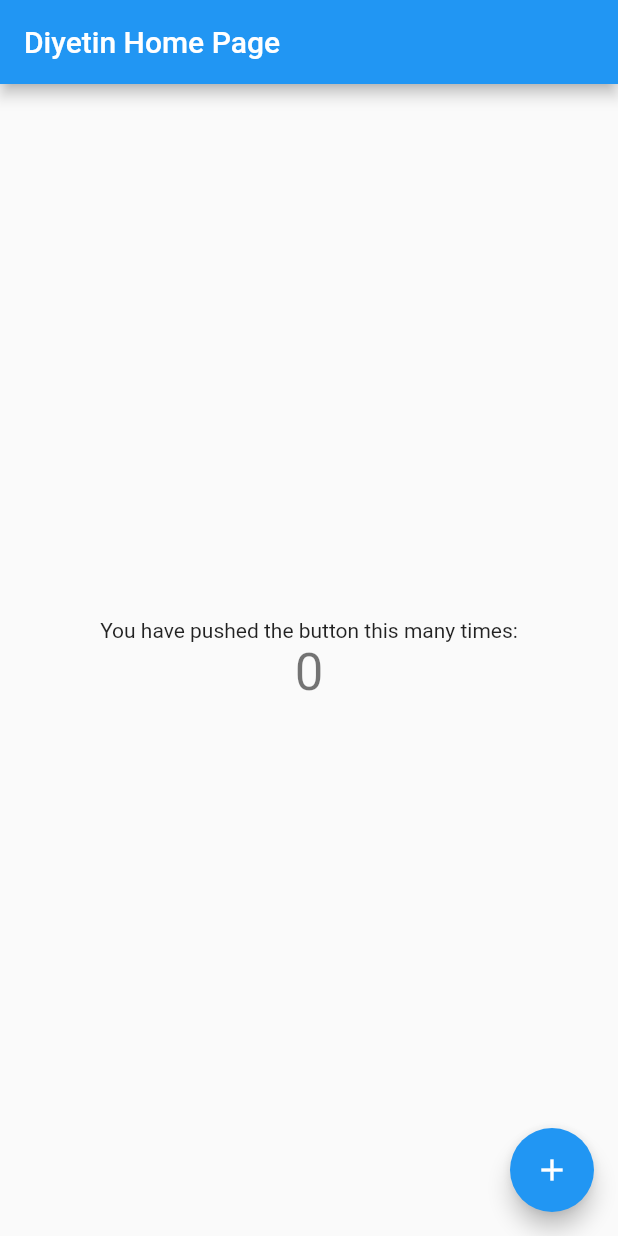
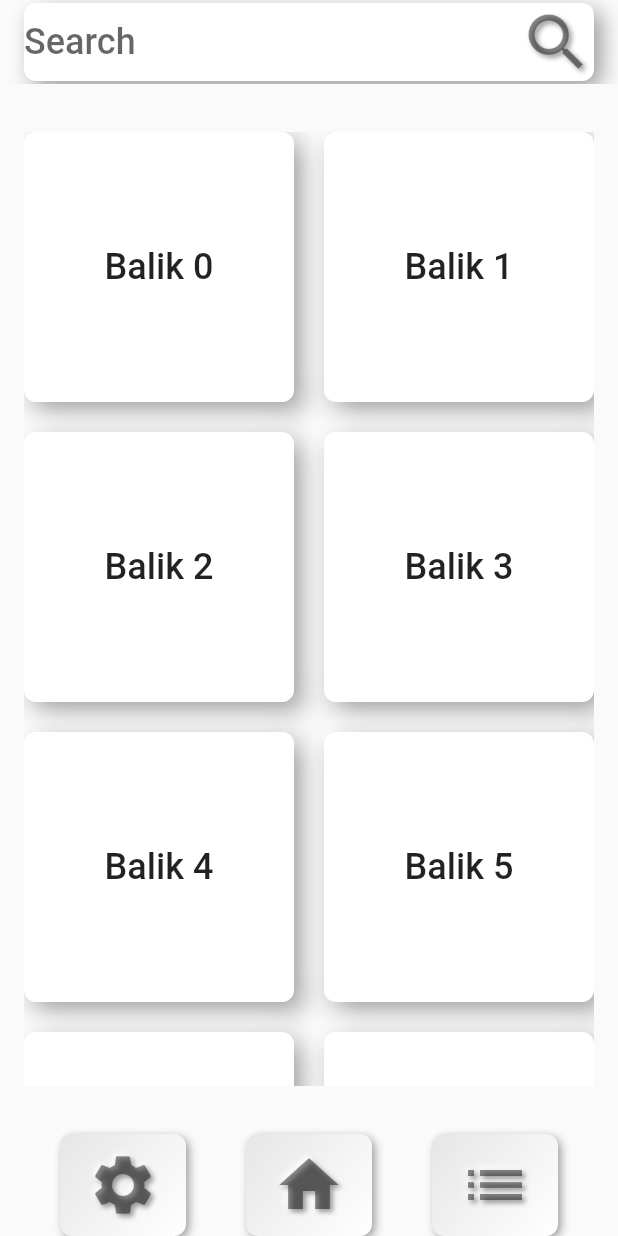
Before and after one commit to ferhatosanoglu/Karatay, a Flutter app: the screen it shows after launch, on a phone screen of 412 x 824 dp. Run offline on Flutter 3.47's test engine with Material 2 defaults, Android fonts, the light colour scheme and no system bars; drawn by our look-alikes of flutter_neumorphic.

Commit message:
feat: Created Search Page

```diff
--- a/lib/main.dart
+++ b/lib/main.dart
@@ -1,3 +1,4 @@
+import 'package:diyetin/pages/SearchPage.dart';
 import 'package:flutter/material.dart';
 
 void main() {
@@ -12,7 +13,8 @@ class MyApp extends StatelessWidget {
       theme: ThemeData(
         primarySwatch: Colors.blue,
       ),
-      home: MyHomePage(title: 'Diyetin Home Page'),
+      home: SearchPage(),
+      //MyHomePage(title: 'Diyetin Home Page')
     );
   }
 }
--- /dev/null
+++ b/lib/pages/SearchPage.dart
@@ -0,0 +1,106 @@
+import 'package:flutter/material.dart';
+import 'package:flutter_neumorphic/flutter_neumorphic.dart';
+
+class SearchPage extends StatefulWidget {
+  @override
+  _SearchPageState createState() => _SearchPageState();
+}
+
+class _SearchPageState extends State<SearchPage> {
+  var _tfSearchData = TextEditingController();
+  @override
+  Widget build(BuildContext context) {
+    var yaziStil = Theme.of(context).textTheme.bodyText1.apply(fontSizeDelta: 10);
+
+    return Scaffold(
+      appBar: AppBar(
+        title: textBox(_tfSearchData, context),
+        backgroundColor: Colors.transparent,
+        elevation: 0,
+      ),
+      body: Padding(
+        padding: const EdgeInsets.symmetric(horizontal: 16, vertical: 32),
+        child: gridDesign(yaziStil),
+      ),
+      bottomNavigationBar: BottomAppBar(
+        color: Colors.transparent,
+        elevation: 0,
+        child: Row(
+          mainAxisAlignment: MainAxisAlignment.spaceEvenly,
+          children: [
+            neuBottomButton(Icons.settings), //Settings
+            neuBottomButton(Icons.home), //Home
+            neuBottomButton(Icons.list), //Diet List
+          ],
+        ),
+      ),
+    );
+  }
+
+  GridView gridDesign(TextStyle yaziStil) {
+    return GridView.builder(
+      gridDelegate: SliverGridDelegateWithFixedCrossAxisCount(
+        crossAxisCount: 2,
+        childAspectRatio: 2 / 2,
+        mainAxisSpacing: 20,
+        crossAxisSpacing: 20,
+      ),
+      itemCount: 12,
+      itemBuilder: (context, i) {
+        return neuCardDesign(i, yaziStil);
+        //CardDesign(i, yaziStil);
+      },
+    );
+  }
+
+  Neumorphic neuCardDesign(int i, TextStyle yaziStil) {
+    return Neumorphic(
+      child: Center(
+        child: Text(
+          "Balik $i",
+          style: yaziStil,
+        ),
+      ),
+      style: NeumorphicStyle(depth: 12, color: Colors.white),
+    );
+  }
+
+  NeumorphicButton neuBottomButton(icon) {
+    return NeumorphicButton(
+      style: NeumorphicStyle(
+        color: Colors.white,
+        shape: NeumorphicShape.concave,
+      ),
+      child: NeumorphicIcon(
+        icon,
+        size: 48,
+        style: NeumorphicStyle(color: Colors.black45),
+      ),
+      onPressed: () {},
+    );
+  }
+}
+
+Neumorphic textBox(_tfSearchData, context) {
+  return Neumorphic(
+    style: NeumorphicStyle(
+      color: Colors.white,
+      depth: 10,
+    ),
+    child: TextField(
+      controller: _tfSearchData,
+      decoration: InputDecoration(
+        border: InputBorder.none,
+        hintText: 'Search',
+        suffixIcon: NeumorphicIcon(
+          Icons.search,
+          size: 50,
+          style: NeumorphicStyle(
+            color: Colors.black45,
+          ),
+        ),
+      ),
+      style: Theme.of(context).textTheme.bodyText1.apply(fontSizeDelta: 10),
+    ),
+  );
+}
```
Also changed, not shown: pubspec.yaml (+1 -8 lines), lib/pages/deneme.dart (deleted), pubspec.lock.
